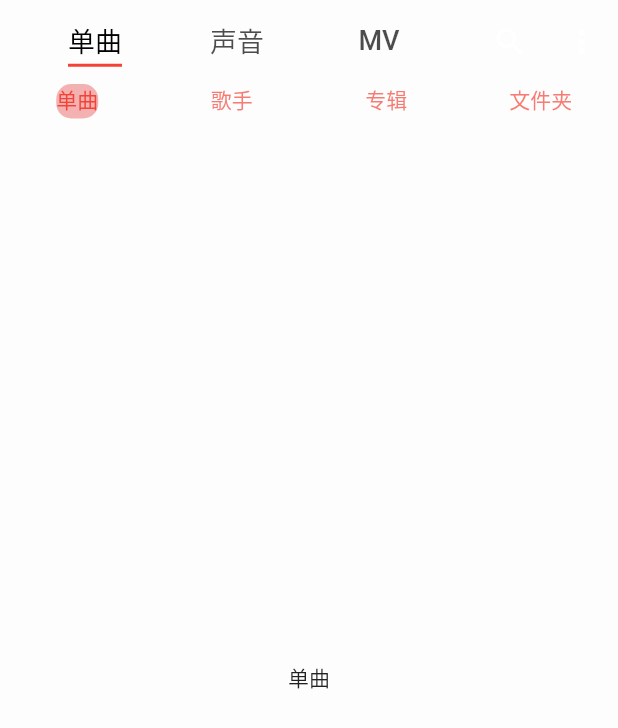
After one commit to mikai233/flutter_netease_cloud_music, a Flutter app: the DownloadPage screen opened directly, on a phone screen of 412 x 824 dp. The commit adds this screen. Shown: the top 728 px of the screen. Run offline on Flutter 3.47's test engine with Material 2 defaults, Android fonts, the phone set to English and light mode, and no system bars; our stand-ins replace cookie_jar, device_info, dio, dio_cookie_manager; missing offline and left inert: flutter_displaymode.

Commit message:
Feb 6 2021

```diff
--- a/lib/main.dart
+++ b/lib/main.dart
@@ -4,7 +4,7 @@ import 'package:flutter/material.dart';
 import 'package:flutter/services.dart';
 import 'package:flutter_displaymode/flutter_displaymode.dart';
 import 'package:flutter_localizations/flutter_localizations.dart';
-import 'package:flutter_netease_cloud_music/page/my.dart';
+import 'file:///D:/Project/AndroidStudioProjects/flutter_netease_cloud_music/lib/page/my/my.dart';
 
 void main() {
   runApp(CloudMusicApp());
--- /dev/null
+++ b/lib/page/my/download/dowload.dart
@@ -0,0 +1,72 @@
+import 'package:flutter/material.dart';
+import 'package:flutter/services.dart';
+import 'package:flutter_netease_cloud_music/config/app_color.dart';
+import 'package:flutter_netease_cloud_music/page/my/download/mv.dart';
+import 'package:flutter_netease_cloud_music/page/my/download/single.dart';
+import 'package:flutter_netease_cloud_music/page/my/download/sound.dart';
+
+class DownloadPage extends StatefulWidget {
+  @override
+  State createState() => _DownloadPageState();
+}
+
+class _DownloadPageState extends State<DownloadPage>
+    with TickerProviderStateMixin {
+  TabController _appbarTabController;
+
+  @override
+  void initState() {
+    super.initState();
+    _appbarTabController = TabController(length: 3, vsync: this);
+  }
+
+  @override
+  void dispose() {
+    super.dispose();
+    _appbarTabController.dispose();
+  }
+
+  @override
+  Widget build(BuildContext context) {
+    return Scaffold(
+      backgroundColor: AppColor.foregroundColor,
+      appBar: AppBar(
+        foregroundColor: Colors.black,
+        backwardsCompatibility: false,
+        systemOverlayStyle: SystemUiOverlayStyle.dark,
+        elevation: 0,
+        backgroundColor: Color.fromRGBO(AppColor.foregroundColor.red,
+            AppColor.foregroundColor.green, AppColor.foregroundColor.blue, 1),
+        centerTitle: true,
+        title: LayoutBuilder(
+          builder: (BuildContext context, BoxConstraints constraints) {
+            return Container(
+              // width: constraints.maxWidth / 3 * 2,
+              child: TabBar(
+                labelColor: Colors.black,
+                controller: _appbarTabController,
+                labelStyle: TextStyle(fontSize: 18),
+                labelPadding: const EdgeInsets.symmetric(vertical: 2),
+                indicatorSize: TabBarIndicatorSize.label,
+                indicatorWeight: 2,
+                tabs: [Text('单曲'), Text('声音'), Text('MV')],
+              ),
+            );
+          },
+        ),
+        actions: [
+          IconButton(icon: Icon(Icons.search), onPressed: () {}),
+          IconButton(icon: Icon(Icons.more_vert), onPressed: () {}),
+        ],
+      ),
+      body: TabBarView(
+        controller: _appbarTabController,
+        children: [
+          SinglePage(),
+          SoundPage(),
+          MVPage(),
+        ],
+      ),
+    );
+  }
+}
--- /dev/null
+++ b/lib/page/my/download/mv.dart
@@ -0,0 +1,15 @@
+import 'package:flutter/material.dart';
+
+class MVPage extends StatefulWidget {
+  @override
+  State createState() => _MVPageState();
+}
+
+class _MVPageState extends State<MVPage> {
+  @override
+  Widget build(BuildContext context) {
+    return Center(
+      child: Text('MV'),
+    );
+  }
+}
--- /dev/null
+++ b/lib/page/my/download/single.dart
@@ -0,0 +1,56 @@
+import 'package:flutter/material.dart';
+
+class SinglePage extends StatefulWidget {
+  @override
+  State createState() => _SinglePageState();
+}
+
+class _SinglePageState extends State<SinglePage>
+    with SingleTickerProviderStateMixin {
+  TabController _tabController;
+
+  @override
+  void initState() {
+    super.initState();
+    _tabController = TabController(length: 4, vsync: this);
+  }
+
+  @override
+  void dispose() {
+    super.dispose();
+    _tabController.dispose();
+  }
+
+  @override
+  Widget build(BuildContext context) {
+    return Column(
+      children: [
+        TabBar(
+          controller: _tabController,
+          labelColor: Colors.red,
+          labelPadding: const EdgeInsets.symmetric(horizontal: 8),
+          labelStyle: TextStyle(color: Colors.red),
+          indicatorSize: TabBarIndicatorSize.label,
+          indicator: BoxDecoration(
+            borderRadius: BorderRadius.circular(10),
+            color: Color.fromRGBO(220, 0, 0, .3),
+          ),
+          tabs: [
+            Text('单曲'),
+            Text('歌手'),
+            Text('专辑'),
+            Text('文件夹'),
+          ],
+        ),
+        Expanded(
+          child: TabBarView(controller: _tabController, children: [
+            Center(child: Text('单曲')),
+            Center(child: Text('歌手')),
+            Center(child: Text('专辑')),
+            Center(child: Text('文件夹')),
+          ]),
+        ),
+      ],
+    );
+  }
+}
--- /dev/null
+++ b/lib/page/my/download/sound.dart
@@ -0,0 +1,15 @@
+import 'package:flutter/material.dart';
+
+class SoundPage extends StatefulWidget {
+  @override
+  State createState() => _SoundPageState();
+}
+
+class _SoundPageState extends State<SoundPage> {
+  @override
+  Widget build(BuildContext context) {
+    return Center(
+      child: Text('Sound Page'),
+    );
+  }
+}
--- a/lib/page/my.dart
+++ b/lib/page/my/my.dart
@@ -5,6 +5,8 @@ import 'package:flutter/rendering.dart';
 import 'package:flutter/services.dart';
 import 'package:flutter_netease_cloud_music/config/app_color.dart';
 import 'package:flutter_netease_cloud_music/config/cloud_over_scroll_behavior.dart';
+import 'file:///D:/Project/AndroidStudioProjects/flutter_netease_cloud_music/lib/page/my/download/dowload.dart';
+import 'package:flutter_netease_cloud_music/utils/utils.dart';
 
 class MyPage extends StatefulWidget {
   @override
@@ -122,7 +124,9 @@ class _MyPageState extends State<MyPage> with TickerProviderStateMixin {
                       child: Row(
                         children: [
                           TextButton(
-                            onPressed: () {},
+                            onPressed: () {
+                              pushPage(context, DownloadPage());
+                            },
                             child: Column(
                               children: [
                                 Icon(Icons.music_note_rounded),
--- /dev/null
+++ b/lib/utils/utils.dart
@@ -0,0 +1,6 @@
+import 'package:flutter/material.dart';
+
+Future pushPage<T extends Widget>(BuildContext context, T page) {
+  return Navigator.push(
+      context, MaterialPageRoute(builder: (BuildContext context) => page));
+}
```
